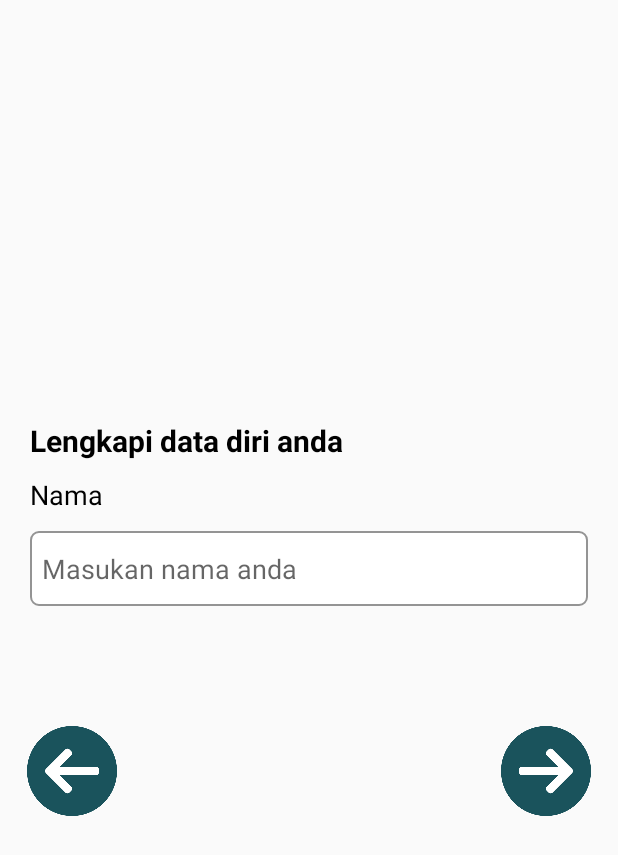
After one commit to patrickleonardus/Babooo, an Android app: the NamePage screen opened directly, with no data from a screen before it, on a phone screen of 412 x 824 dp. The commit adds this screen. Shown: the top 855 px of the screen. Run offline under Robolectric (Android 15) with nearby library versions, the phone set to English and light mode, and no system bars.

Commit message:
update ui lagi

```diff
--- /dev/null
+++ b/app/src/main/java/com/bantoo/babooo/Controller/SignUpActivity/EmailPage.java
@@ -0,0 +1,21 @@
+package com.bantoo.babooo.Controller.SignUpActivity;
+
+import android.os.Bundle;
+import android.view.LayoutInflater;
+import android.view.View;
+import android.view.ViewGroup;
+
+import androidx.annotation.NonNull;
+import androidx.annotation.Nullable;
+import androidx.fragment.app.Fragment;
+
+import com.bantoo.babooo.R;
+
+public class EmailPage extends Fragment {
+    @Nullable
+    @Override
+    public View onCreateView(@NonNull LayoutInflater inflater, @Nullable ViewGroup container, @Nullable Bundle savedInstanceState) {
+        ViewGroup rootView = (ViewGroup) inflater.inflate(R.layout.sign_up_email,container,false);
+        return rootView;
+    }
+}
--- /dev/null
+++ b/app/src/main/java/com/bantoo/babooo/Controller/SignUpActivity/NamePage.java
@@ -0,0 +1,22 @@
+package com.bantoo.babooo.Controller.SignUpActivity;
+
+import android.os.Bundle;
+import android.view.LayoutInflater;
+import android.view.View;
+import android.view.ViewGroup;
+
+import androidx.annotation.NonNull;
+import androidx.annotation.Nullable;
+import androidx.fragment.app.Fragment;
+
+import com.bantoo.babooo.R;
+
+public class NamePage extends Fragment {
+
+    @Nullable
+    @Override
+    public View onCreateView(@NonNull LayoutInflater inflater, @Nullable ViewGroup container, @Nullable Bundle savedInstanceState) {
+        ViewGroup rootView = (ViewGroup) inflater.inflate(R.layout.sign_up_name,container,false);
+        return rootView;
+    }
+}
--- /dev/null
+++ b/app/src/main/java/com/bantoo/babooo/Controller/SignUpActivity/PasswordPage.java
@@ -0,0 +1,21 @@
+package com.bantoo.babooo.Controller.SignUpActivity;
+
+import android.os.Bundle;
+import android.view.LayoutInflater;
+import android.view.View;
+import android.view.ViewGroup;
+
+import androidx.annotation.NonNull;
+import androidx.annotation.Nullable;
+import androidx.fragment.app.Fragment;
+
+import com.bantoo.babooo.R;
+
+public class PasswordPage extends Fragment {
+    @Nullable
+    @Override
+    public View onCreateView(@NonNull LayoutInflater inflater, @Nullable ViewGroup container, @Nullable Bundle savedInstanceState) {
+        ViewGroup rootView = (ViewGroup) inflater.inflate(R.layout.sign_up_password,container,false);
+        return rootView;
+    }
+}
--- a/app/src/main/java/com/bantoo/babooo/Controller/SignUpActivity/SignUpActivity.java
+++ b/app/src/main/java/com/bantoo/babooo/Controller/SignUpActivity/SignUpActivity.java
@@ -111,7 +111,8 @@ public class SignUpActivity extends AppCompatActivity {
     }
 
     public void startActivity(){
-        Intent i = new Intent(this, NamaSignUpActivity.class);
+//        Intent i = new Intent(this, NamaSignUpActivity.class);
+        Intent i = new Intent(this,SignUpFormActivity.class);
         if(Build.VERSION.SDK_INT>20){
             ActivityOptions options = ActivityOptions.makeSceneTransitionAnimation(this);
             startActivity(i,options.toBundle());
--- /dev/null
+++ b/app/src/main/java/com/bantoo/babooo/Controller/SignUpActivity/SignUpFormActivity.java
@@ -0,0 +1,41 @@
+package com.bantoo.babooo.Controller.SignUpActivity;
+
+import androidx.appcompat.app.AppCompatActivity;
+import androidx.fragment.app.Fragment;
+import androidx.viewpager.widget.PagerAdapter;
+import androidx.viewpager.widget.ViewPager;
+
+import android.os.Bundle;
+
+import com.bantoo.babooo.R;
+
+import java.util.ArrayList;
+import java.util.List;
+
+public class SignUpFormActivity extends AppCompatActivity {
+
+    private ViewPager pager;
+    private PagerAdapter pagerAdapter;
+
+    @Override
+    protected void onCreate(Bundle savedInstanceState) {
+        super.onCreate(savedInstanceState);
+        setContentView(R.layout.activity_sign_up_form);
+
+        setupPage();
+
+    }
+
+    private void setupPage(){
+        List<Fragment> list = new ArrayList<>();
+        list.add(new NamePage());
+        list.add(new EmailPage());
+        list.add(new PasswordPage());
+
+        pager = findViewById(R.id.pager);
+        pagerAdapter = new SlidePagerAdapter(getSupportFragmentManager(),list);
+
+        pager.setAdapter(pagerAdapter);
+    }
+
+}
--- /dev/null
+++ b/app/src/main/java/com/bantoo/babooo/Controller/SignUpActivity/SlidePagerAdapter.java
@@ -0,0 +1,27 @@
+package com.bantoo.babooo.Controller.SignUpActivity;
+
+import androidx.fragment.app.Fragment;
+import androidx.fragment.app.FragmentManager;
+import androidx.fragment.app.FragmentStatePagerAdapter;
+
+import java.util.List;
+
+public class SlidePagerAdapter extends FragmentStatePagerAdapter {
+
+    private List<Fragment> fragmentList;
+
+    public SlidePagerAdapter(FragmentManager fm, List<Fragment> fragmentList){
+        super(fm);
+        this.fragmentList = fragmentList;
+    }
+
+    @Override
+    public Fragment getItem(int position) {
+        return fragmentList.get(position);
+    }
+
+    @Override
+    public int getCount() {
+        return fragmentList.size();
+    }
+}
--- /dev/null
+++ b/app/src/main/res/layout/activity_sign_up_form.xml
@@ -0,0 +1,15 @@
+<?xml version="1.0" encoding="utf-8"?>
+<LinearLayout xmlns:android="http://schemas.android.com/apk/res/android"
+    xmlns:app="http://schemas.android.com/apk/res-auto"
+    xmlns:tools="http://schemas.android.com/tools"
+    android:layout_width="match_parent"
+    android:layout_height="match_parent"
+    tools:context="com.bantoo.babooo.Controller.SignUpActivity.SignUpFormActivity">
+
+    <androidx.viewpager.widget.ViewPager
+        android:id="@+id/pager"
+        android:layout_width="wrap_content"
+        android:layout_height="wrap_content"/>
+
+
+</LinearLayout>
--- /dev/null
+++ b/app/src/main/res/layout/sign_up_name.xml
@@ -0,0 +1,73 @@
+<?xml version="1.0" encoding="utf-8"?>
+<LinearLayout xmlns:android="http://schemas.android.com/apk/res/android"
+    android:layout_width="match_parent"
+    android:layout_height="match_parent"
+    android:gravity="center"
+    android:orientation="vertical">
+
+    <LinearLayout
+        android:layout_width="match_parent"
+        android:layout_height="wrap_content"
+        android:layout_marginLeft="20dp"
+        android:layout_marginRight="20dp"
+        android:gravity="center_vertical"
+        android:orientation="vertical">
+
+        <TextView
+            android:layout_width="wrap_content"
+            android:layout_height="wrap_content"
+            android:text="Lengkapi data diri anda"
+            android:textColor="@color/black"
+            android:textSize="20sp"
+            android:textStyle="bold" />
+
+        <TextView
+            android:layout_width="wrap_content"
+            android:layout_height="wrap_content"
+            android:layout_marginTop="10sp"
+            android:text="Nama"
+            android:textColor="@color/black"
+            android:textSize="18sp" />
+
+        <EditText
+            android:id="@+id/namaET"
+            android:layout_width="match_parent"
+            android:layout_height="50dp"
+            android:layout_marginTop="12sp"
+            android:background="@drawable/edit_text_border"
+            android:hint="Masukan nama anda"
+            android:paddingLeft="8sp"
+            android:paddingRight="8sp" />
+
+    </LinearLayout>
+
+    <LinearLayout
+        android:layout_width="match_parent"
+        android:layout_height="wrap_content"
+        android:layout_marginTop="80sp"
+        android:gravity="center"
+        android:orientation="horizontal">
+
+        <RelativeLayout
+            android:layout_width="wrap_content"
+            android:layout_height="wrap_content">
+
+            <ImageView
+                android:layout_width="60sp"
+                android:layout_height="60sp"
+                android:layout_alignParentLeft="true"
+                android:layout_marginLeft="18sp"
+                android:src="@drawable/left" />
+
+            <ImageView
+                android:layout_width="60sp"
+                android:layout_height="60sp"
+                android:layout_alignParentRight="true"
+                android:layout_marginRight="18sp"
+                android:src="@drawable/right" />
+
+        </RelativeLayout>
+    </LinearLayout>
+
+
+</LinearLayout>
```
Also changed, not shown: app/src/main/AndroidManifest.xml (+5 -2 lines), app/src/main/res/layout/activity_nama_sign_up.xml (+41 -41 lines), app/src/main/res/layout/sign_up_email.xml (added, +73 -0 lines), app/src/main/res/layout/sign_up_password.xml (added, +83 -0 lines).
